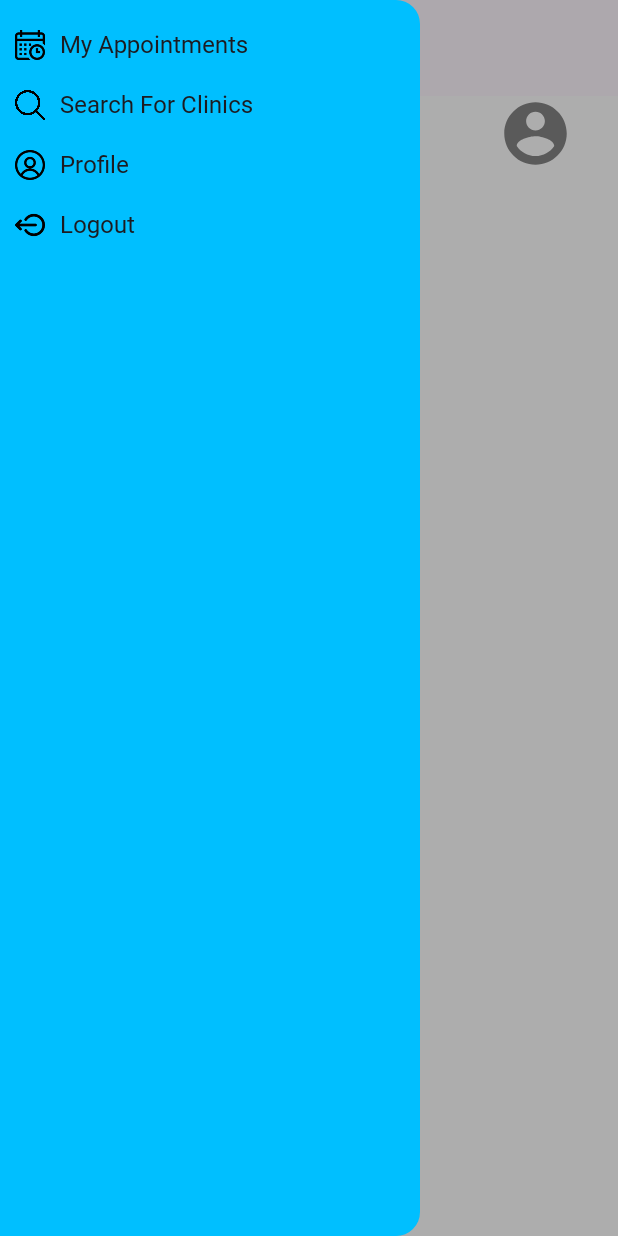
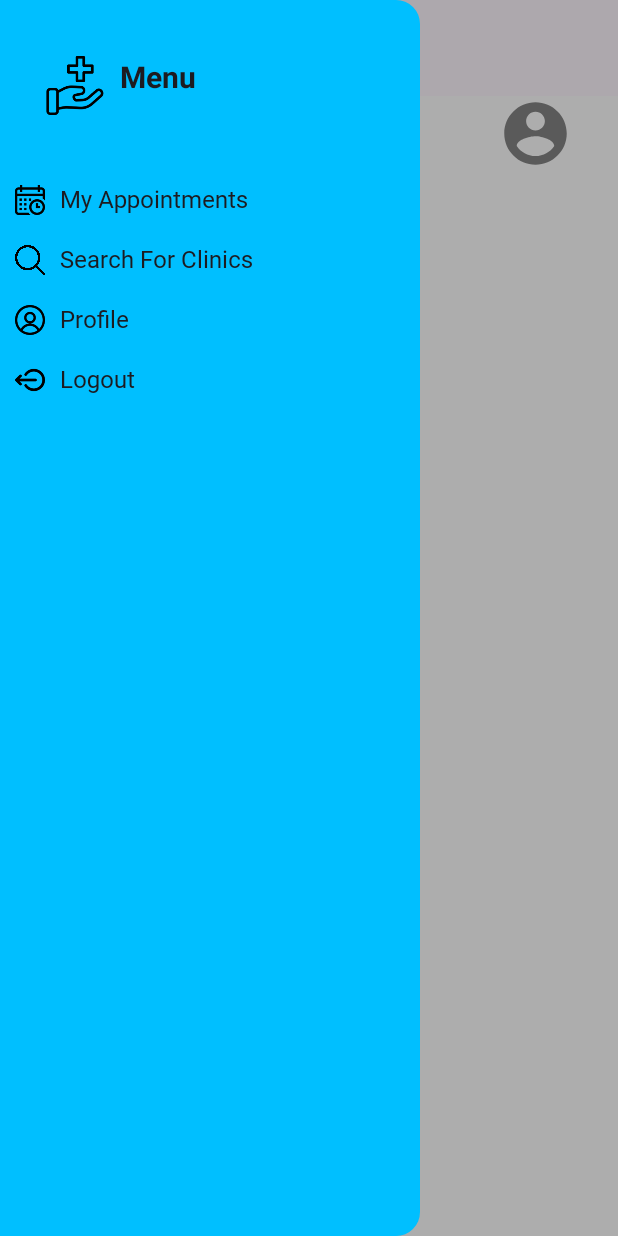
Before and after one commit to Shobu95/walk-in-clinic, an Android app built with Jetpack Compose: the UpcomingAppointmentScreen screen opened through its navigation route, after a tap on "Localized description", on a phone screen of 412 x 824 dp. Run offline under Robolectric (Android 15) with nearby library versions, the phone set to English and light mode, and no system bars; our stand-ins replace Dagger/Hilt's generated code.

Commit message:
WalkInAppointment renamed to WalkInClinic Added menu icon in navigation drawer.

```diff
--- a/app/src/main/AndroidManifest.xml
+++ b/app/src/main/AndroidManifest.xml
@@ -3,7 +3,7 @@
     xmlns:tools="http://schemas.android.com/tools">
 
     <application
-        android:name="com.example.walk_in_appointment.WalkInClinic"
+        android:name=".WalkInClinic"
         android:allowBackup="true"
         android:dataExtractionRules="@xml/data_extraction_rules"
         android:fullBackupContent="@xml/backup_rules"
--- a/app/src/main/java/com/shobu/walk_in_appointment/WalkInClinic.kt
+++ b/app/src/main/java/com/shobu/walk_in_appointment/WalkInClinic.kt
@@ -1,4 +1,4 @@
-package com.example.walk_in_appointment
+package com.shobu.walk_in_appointment
 
 import android.app.Application
 import dagger.hilt.android.HiltAndroidApp
--- a/app/src/main/java/com/shobu/walk_in_appointment/ui/home/upcoming/UpcomingAppointment.kt
+++ b/app/src/main/java/com/shobu/walk_in_appointment/ui/home/upcoming/UpcomingAppointment.kt
@@ -5,12 +5,15 @@ import android.annotation.SuppressLint
 import android.app.Activity
 import android.content.Intent
 import androidx.annotation.StringRes
+import androidx.compose.foundation.Image
 import androidx.compose.foundation.background
 import androidx.compose.foundation.layout.Column
+import androidx.compose.foundation.layout.Row
 import androidx.compose.foundation.layout.Spacer
 import androidx.compose.foundation.layout.fillMaxSize
 import androidx.compose.foundation.layout.height
 import androidx.compose.foundation.layout.padding
+import androidx.compose.foundation.layout.size
 import androidx.compose.foundation.layout.width
 import androidx.compose.material3.DrawerValue
 import androidx.compose.material3.ExperimentalMaterial3Api
@@ -18,6 +21,7 @@ import androidx.compose.material3.MaterialTheme
 import androidx.compose.material3.ModalDrawerSheet
 import androidx.compose.material3.ModalNavigationDrawer
 import androidx.compose.material3.Scaffold
+import androidx.compose.material3.Text
 import androidx.compose.material3.rememberDrawerState
 import androidx.compose.runtime.Composable
 import androidx.compose.runtime.mutableStateOf
@@ -25,9 +29,17 @@ import androidx.compose.runtime.remember
 import androidx.compose.runtime.rememberCoroutineScope
 import androidx.compose.ui.Alignment
 import androidx.compose.ui.Modifier
+import androidx.compose.ui.graphics.Color
+import androidx.compose.ui.graphics.ColorFilter
 import androidx.compose.ui.platform.LocalContext
+import androidx.compose.ui.res.painterResource
+import androidx.compose.ui.res.stringResource
+import androidx.compose.ui.text.TextStyle
+import androidx.compose.ui.text.font.FontWeight
+import androidx.compose.ui.text.style.TextAlign
 import androidx.compose.ui.tooling.preview.Preview
 import androidx.compose.ui.unit.dp
+import androidx.compose.ui.unit.sp
 import androidx.hilt.navigation.compose.hiltViewModel
 import androidx.navigation.NavHostController
 import androidx.navigation.compose.rememberNavController
@@ -73,6 +85,34 @@ fun UpcomingAppointmentScreen(
 
             ) {
                 Spacer(Modifier.height(20.dp))
+
+                Row(
+                    verticalAlignment = Alignment.CenterVertically,
+                    modifier = Modifier.padding(start = 30.dp, bottom = 30.dp)
+                ) {
+                    val splashLogo = painterResource(id = R.drawable.app_logo)
+                    Image(
+                        painter = splashLogo,
+                        colorFilter = ColorFilter.tint(Color.Black),
+                        contentDescription = "splash logo",
+                        modifier = Modifier.size(40.dp)
+                    )
+
+                    Text(
+                        text = stringResource(id = R.string.menu),
+                        Modifier
+                            .padding(bottom = 30.dp, top = 20.dp)
+                            .padding(horizontal = 10.dp),
+                        style = TextStyle(
+                            color = MaterialTheme.colorScheme.onSurface,
+                            fontSize = 20.sp,
+                            fontWeight = FontWeight.Bold,
+                            textAlign = TextAlign.Center
+
+                        )
+                    )
+                }
+
                 items.forEach { item ->
 
                     NavDrawerItem(
--- a/app/src/main/res/values/strings.xml
+++ b/app/src/main/res/values/strings.xml
@@ -29,4 +29,5 @@
     <string name="phone_number">Phone Number</string>
     <string name="confirm_password">Confirm Password</string>
     <string name="title_search_for_clinics">Search For Clinics</string>
+    <string name="menu">Menu</string>
 </resources>
```
